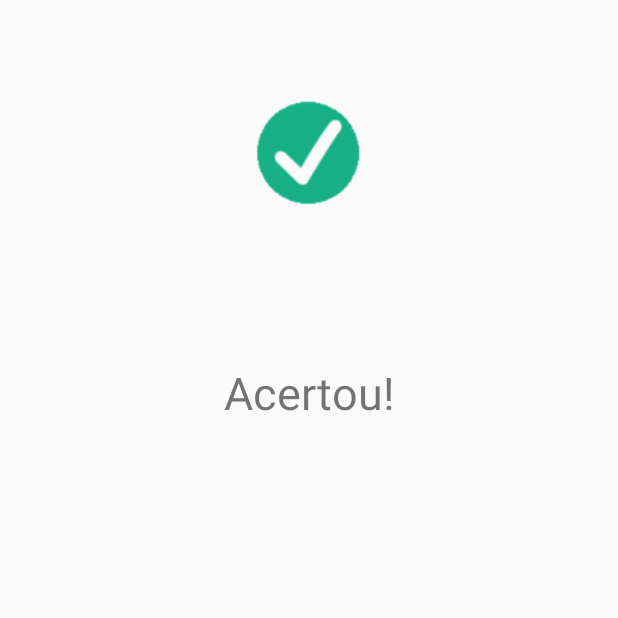
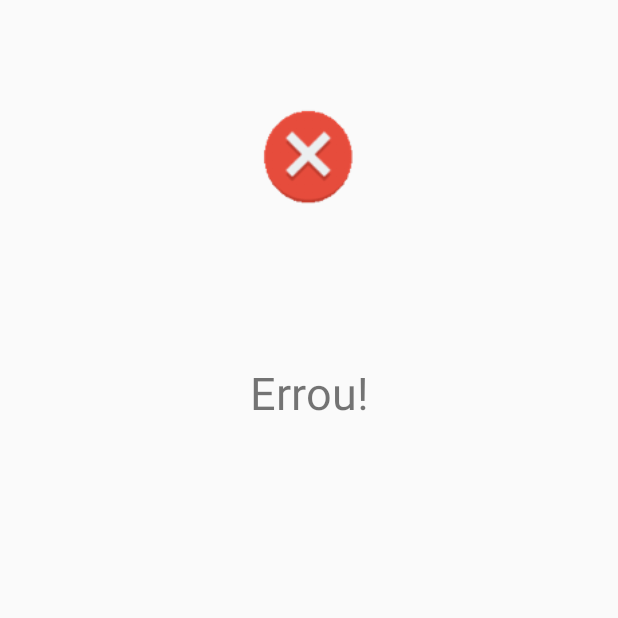
Before and after one commit to franciscojsc/quiz-android, an Android app: the RespostaActivity screen opened directly, with no data from a screen before it, on a phone screen of 412 x 824 dp, the top half of it. Run offline under Robolectric (Android 15) with nearby library versions, the phone set to English and light mode, and no system bars; 1 statement that could not run was skipped.

Commit message:
Adicionando verificação da resposta

```diff
--- a/app/src/main/java/br/com/franciscochaves/quiz/RespostaActivity.java
+++ b/app/src/main/java/br/com/franciscochaves/quiz/RespostaActivity.java
@@ -1,7 +1,10 @@
 package br.com.franciscochaves.quiz;
 
+import android.content.Intent;
 import android.support.v7.app.AppCompatActivity;
 import android.os.Bundle;
+import android.widget.ImageView;
+import android.widget.TextView;
 
 public class RespostaActivity extends AppCompatActivity {
 
@@ -10,6 +13,19 @@ public class RespostaActivity extends AppCompatActivity {
         super.onCreate(savedInstanceState);
         setContentView(R.layout.activity_resposta);
         getSupportActionBar().hide();
+
+        ImageView imgResposta = findViewById(R.id.image_resposta);
+        TextView resposta = findViewById(R.id.text_mensagem_resposta);
+
+        Intent intent = getIntent();
+        boolean acertou = intent.getBooleanExtra("acertou", false);
+        if(acertou){
+            imgResposta.setImageResource(R.drawable.acertou);
+            resposta.setText("Acertou!");
+        }else{
+            imgResposta.setImageResource(R.drawable.errou);
+            resposta.setText("Errou!");
+        }
 
         Thread thread = new Thread(new Runnable() {
             @Override
```
